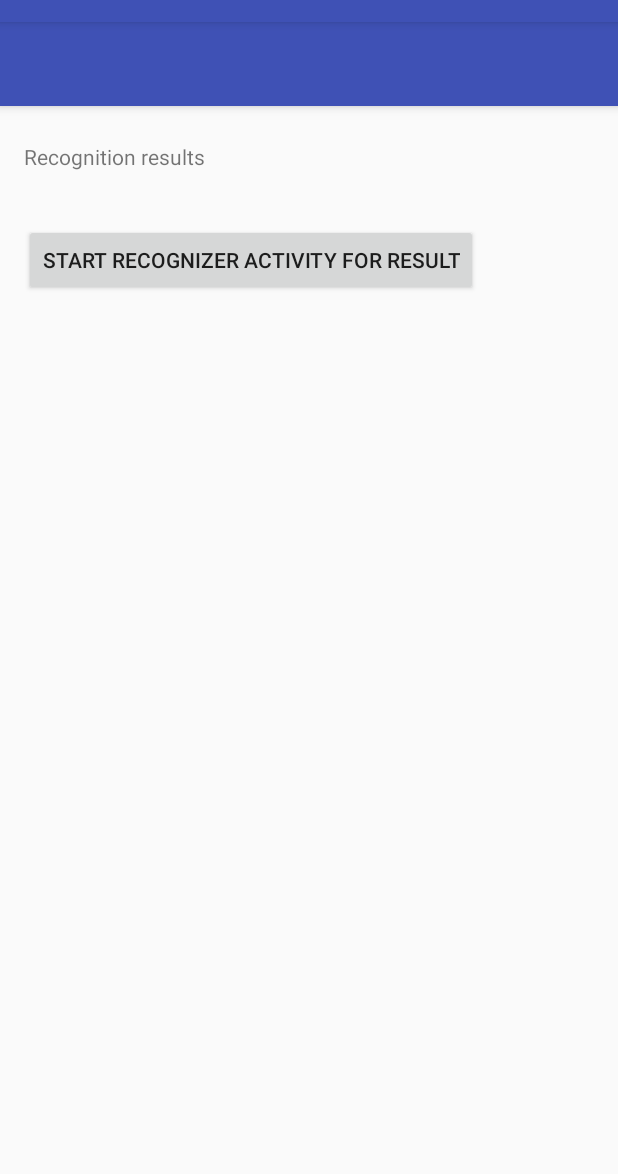
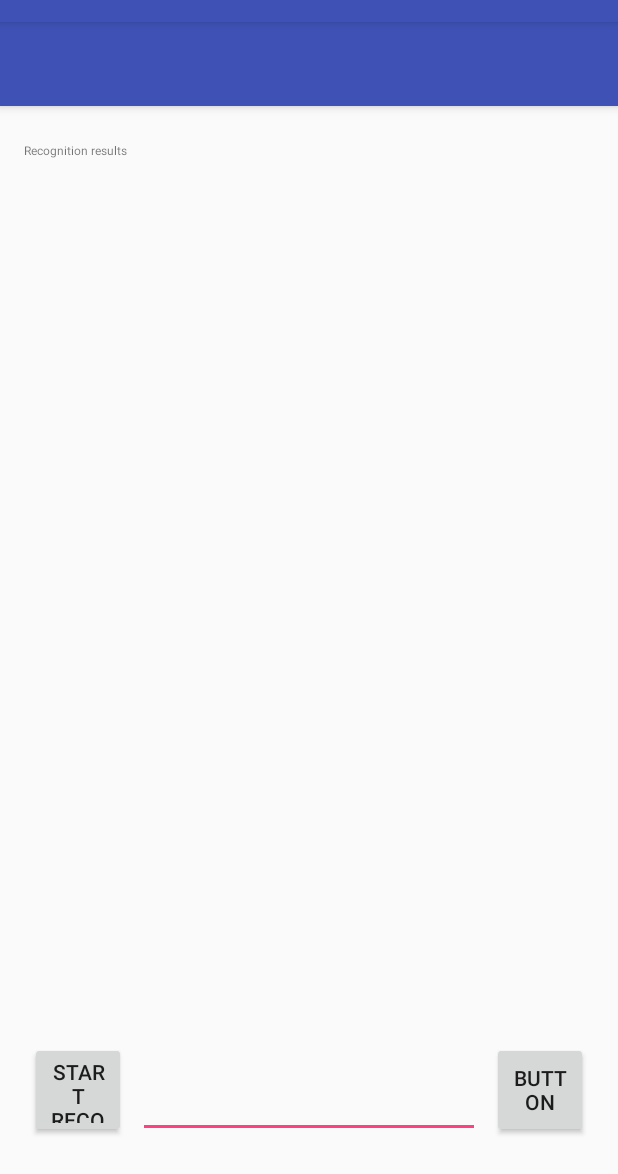
Before and after one commit to aleksey2101/SmartEx, an Android app: the screen it shows after launch (MainActivity), on a phone screen of 412 x 824 dp, the part 62-1236 px from its top. Run offline under Robolectric (Android 15) with nearby library versions, the phone set to English and light mode, and no system bars; libraries missing offline, so code that uses them is left out: ru.yandex.speechkit; 2 statements that could not run were skipped.

Commit message:
добален тестовый запрос к серву
и уже есть доделанный в мастер

```diff
--- a/UniverHelper/app/build.gradle
+++ b/UniverHelper/app/build.gradle
@@ -28,4 +28,5 @@ dependencies {
     androidTestImplementation 'com.android.support.test:runner:1.0.2'
     androidTestImplementation 'com.android.support.test.espresso:espresso-core:3.0.2'
     implementation 'com.yandex.android:speechkit:3.12.2'
+    implementation 'org.jetbrains:annotations-java5:15.0'
 }
--- a/UniverHelper/app/src/main/java/com/univerhelper/smartex/univerhelper/MainActivity.java
+++ b/UniverHelper/app/src/main/java/com/univerhelper/smartex/univerhelper/MainActivity.java
@@ -3,9 +3,13 @@ package com.univerhelper.smartex.univerhelper;
 import android.content.Intent;
 import android.support.v7.app.AppCompatActivity;
 import android.os.Bundle;
+import android.util.Log;
 import android.view.View;
 import android.widget.Button;
+import android.widget.EditText;
 import android.widget.TextView;
+
+import com.univerhelper.smartex.univerhelper.Classes.URLSendGet;
 
 import java.util.UUID;
 
@@ -16,12 +20,14 @@ import ru.yandex.speechkit.gui.RecognizerActivity;
 
 public class MainActivity extends AppCompatActivity {
 
-    private static final String API_KEY_FOR_TESTS_ONLY = "069b6659-984b-4c5f-880e-aaedcfd84102";
+    private static final String API_KEY_FOR_TESTS_ONLY = "88bb7adf-932f-4722-8c43-44eae7e6eb81";
 
     private static final int REQUEST_CODE = 31;
 
-    private TextView resultView;
+    private EditText resultView;
 
+    private int TIME_OUT=8000;
+    private String SERVER_URL="http://10.201.2.208:8080/";
     @Override
     protected void onCreate(Bundle savedInstanceState) {
         super.onCreate(savedInstanceState);
@@ -53,6 +59,19 @@ public class MainActivity extends AppCompatActivity {
         });
 
         resultView = findViewById(R.id.recognition_result);
+
+        Button EnterBtn = findViewById(R.id.enter_btn);
+        EnterBtn.setOnClickListener(new View.OnClickListener() {
+            @Override
+            public void onClick(View v) {
+                EditText editText = (EditText)findViewById(R.id.recognition_result);
+                String message = editText.getText().toString();
+                Log.d("kyky", "message: "+message);
+                URLSendGet urlSendGet = new URLSendGet(SERVER_URL,TIME_OUT);
+                //urlSendGet.get("sendMessage/"+message);
+                Log.i("kyky","ansend "+urlSendGet.get("getUser/0"));
+            }
+        });
     }
 
     @Override
--- a/UniverHelper/app/src/main/res/layout/content_main.xml
+++ b/UniverHelper/app/src/main/res/layout/content_main.xml
@@ -11,13 +11,15 @@
 
     <Button
         android:id="@+id/start_recognition_btn"
-        android:layout_width="wrap_content"
-        android:layout_height="wrap_content"
+        android:layout_width="64dp"
+        android:layout_height="64dp"
         android:layout_centerInParent="true"
-        android:layout_marginTop="8dp"
+        android:layout_marginBottom="8dp"
+        android:layout_marginLeft="4dp"
+        android:layout_marginStart="4dp"
         android:text="@string/start_activity_for_result_btn"
-        app:layout_constraintTop_toBottomOf="@+id/recognition_result"
-        tools:layout_editor_absoluteX="32dp" />
+        app:layout_constraintBottom_toBottomOf="parent"
+        app:layout_constraintStart_toStartOf="parent" />
 
     <TextView
         android:id="@+id/recognition_result_hint"
@@ -25,16 +27,32 @@
         android:layout_height="wrap_content"
         android:layout_marginTop="8dp"
         android:text="@string/recognition_results_hint"
+        android:textSize="8sp"
         app:layout_constraintTop_toTopOf="parent"
         tools:layout_editor_absoluteX="16dp" />
 
-    <TextView
+    <EditText
         android:id="@+id/recognition_result"
-        android:layout_width="match_parent"
-        android:layout_height="wrap_content"
-        android:layout_below="@id/recognition_result_hint"
-        android:layout_marginTop="8dp"
-        app:layout_constraintTop_toBottomOf="@+id/recognition_result_hint"
-        tools:layout_editor_absoluteX="16dp" />
+        android:layout_width="0dp"
+        android:layout_height="64dp"
+        android:layout_marginBottom="8dp"
+        android:layout_marginEnd="8dp"
+        android:layout_marginLeft="8dp"
+        android:layout_marginRight="8dp"
+        android:layout_marginStart="8dp"
+        app:layout_constraintBottom_toBottomOf="parent"
+        app:layout_constraintEnd_toStartOf="@+id/enter_btn"
+        app:layout_constraintStart_toEndOf="@+id/start_recognition_btn" />
+
+    <Button
+        android:id="@+id/enter_btn"
+        android:layout_width="64dp"
+        android:layout_height="64dp"
+        android:layout_marginBottom="8dp"
+        android:layout_marginEnd="4dp"
+        android:layout_marginRight="4dp"
+        android:text="Button"
+        app:layout_constraintBottom_toBottomOf="parent"
+        app:layout_constraintEnd_toEndOf="parent" />
 
 </android.support.constraint.ConstraintLayout>
```
Also changed, not shown: UniverHelper/app/src/main/java/com/univerhelper/smartex/univerhelper/Classes/URLSendGet.java (added, +72 -0 lines).
